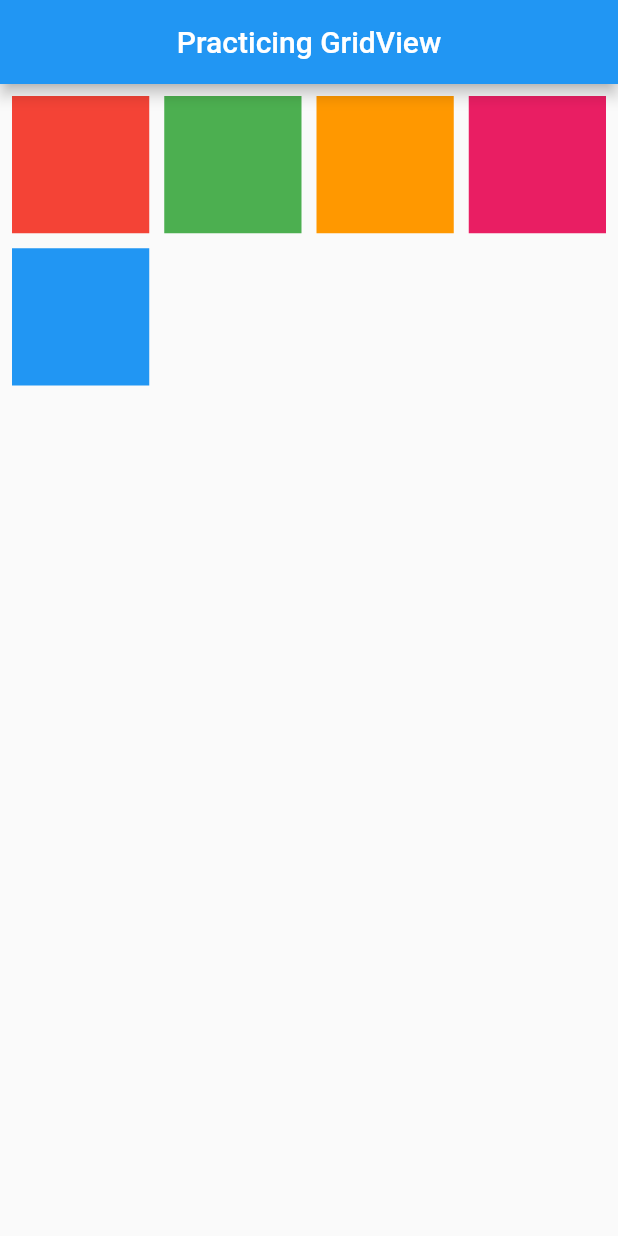
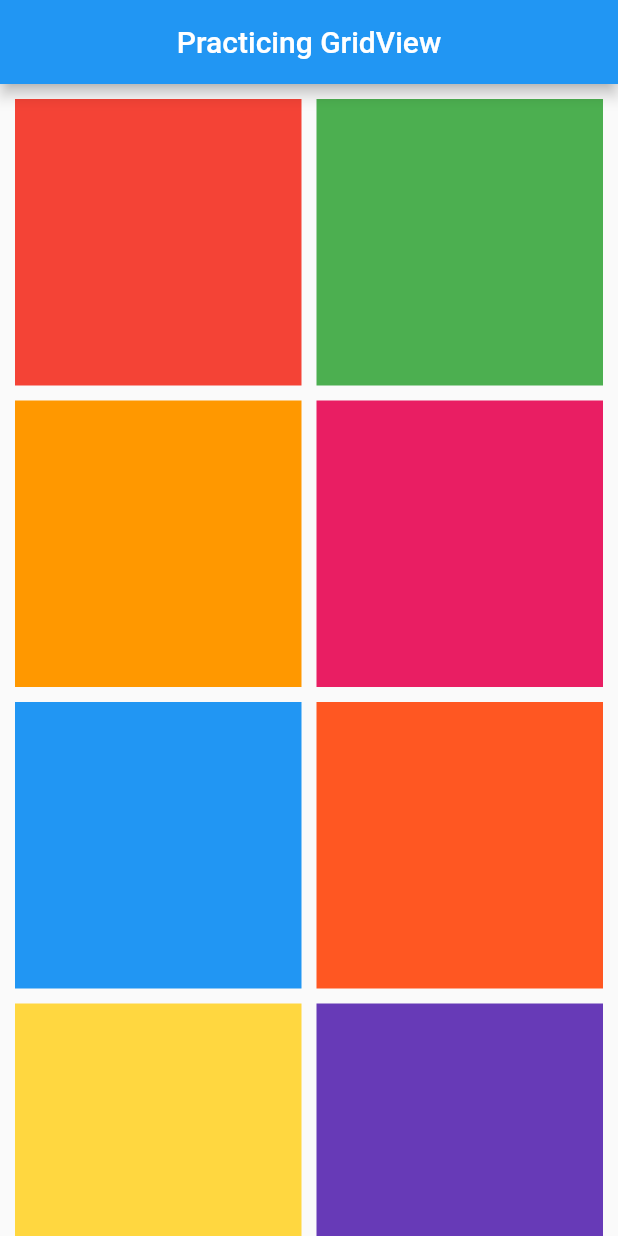
Before and after one commit to mubeendev3/flutter_widget_examples, a Flutter app: the screen it shows after launch, on a phone screen of 412 x 824 dp. Run offline on Flutter 3.47's test engine with Material 2 defaults, Android fonts, the phone set to English and light mode, and no system bars.

Commit message:
How GridView.builder works?

```diff
--- a/lib/grid_view/grid_view.dart
+++ b/lib/grid_view/grid_view.dart
@@ -4,6 +4,9 @@ class CustomGridView extends StatelessWidget {
   const CustomGridView({Key? key}) : super(key: key);
 
   //Use GridView.count() when you know the number of children
+  //Use GridView.builder() constructor when you have a large or dynamic list of items that you want to display in a grid.
+  //Use GridView.extent() constructor when you want a grid with a fixed extent (size) for each item and don't necessarily know the exact number of items.
+  //Use GridView.custom() constructor when you need complete control over the grid layout and scrolling behavior.
   @override
   Widget build(BuildContext context) {
     return Scaffold(
@@ -11,19 +14,29 @@ class CustomGridView extends StatelessWidget {
         centerTitle: true,
         title: const Text("Practicing GridView"),
       ),
-      body: GridView.extent(
-        padding: const EdgeInsets.all(8),
-        crossAxisSpacing: 10,
-        mainAxisSpacing: 10,
-        maxCrossAxisExtent: 100,
-        children: [
-          _buildGridViewItem(0),
-          _buildGridViewItem(1),
-          _buildGridViewItem(2),
-          _buildGridViewItem(3),
-          _buildGridViewItem(4),
-        ],
+      body: GridView.builder(
+        padding: const EdgeInsets.all(10),
+        itemCount: 10,
+        gridDelegate: const SliverGridDelegateWithFixedCrossAxisCount(
+          crossAxisCount: 2,
+          crossAxisSpacing: 10,
+          mainAxisSpacing: 10,
+        ),
+        itemBuilder: (context, index) => _buildGridViewItem(index),
       ),
+      // GridView.extent(
+      //   padding: const EdgeInsets.all(8),
+      //   crossAxisSpacing: 10,
+      //   mainAxisSpacing: 10,
+      //   maxCrossAxisExtent: 100,
+      //   children: [
+      //     _buildGridViewItem(0),
+      //     _buildGridViewItem(1),
+      //     _buildGridViewItem(2),
+      //     _buildGridViewItem(3),
+      //     _buildGridViewItem(4),
+      //   ],
+      // ),
       // body: GridView.count(
       //   padding: const EdgeInsets.all(8),
       //   keyboardDismissBehavior: ScrollViewKeyboardDismissBehavior.onDrag,
@@ -69,5 +82,10 @@ class CustomGridView extends StatelessWidget {
     Colors.orange,
     Colors.pink,
     Colors.blue,
+    Colors.deepOrange,
+    Colors.amberAccent,
+    Colors.deepPurple,
+    Colors.lime,
+    Colors.teal,
   ];
 }
```
